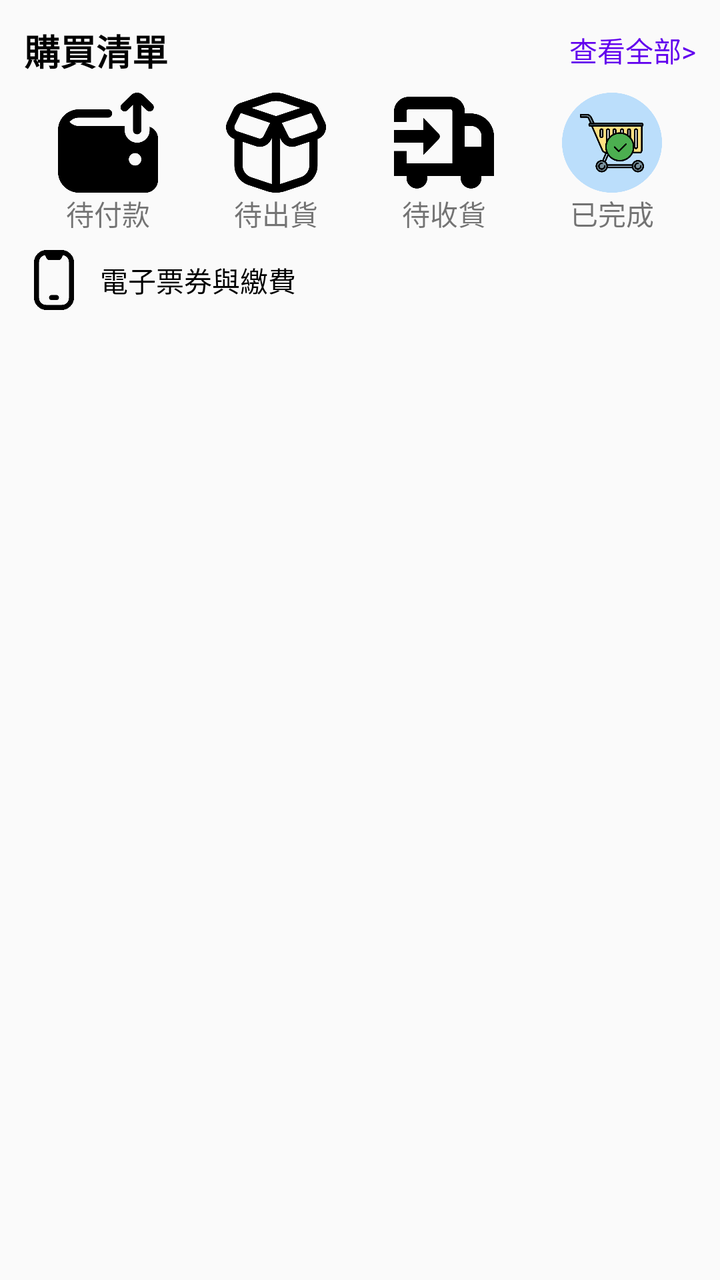
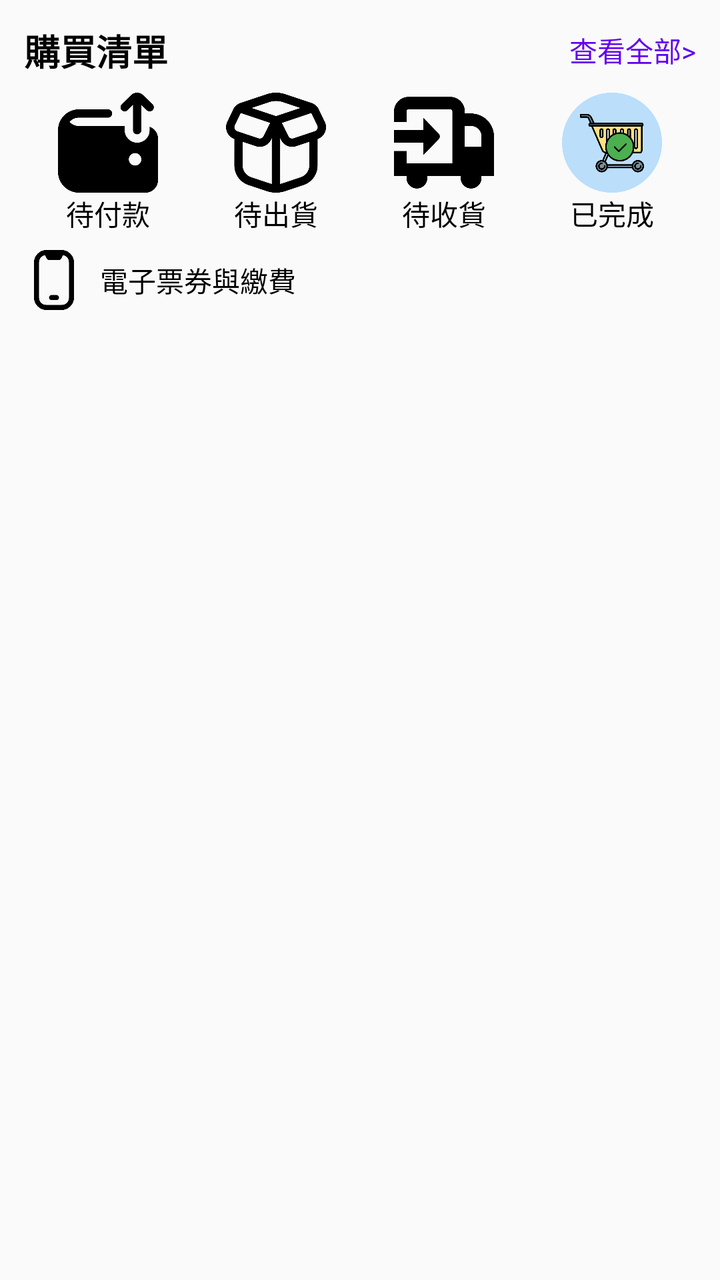

Screens rendered from an Android XML layout before and after an edit, with the pre-edit source and the edit as a unified diff.
<!-- AndroidManifest.xml: application theme Theme.Dried_shrimp -->
<!-- res/layout/section_purchase_list.xml -->
<?xml version="1.0" encoding="utf-8"?>
<androidx.constraintlayout.widget.ConstraintLayout xmlns:android="http://schemas.android.com/apk/res/android"
    xmlns:app="http://schemas.android.com/apk/res-auto"
    android:id="@+id/main"
    android:layout_width="match_parent"
    android:layout_height="match_parent">


    <LinearLayout
        android:layout_width="match_parent"
        android:layout_height="wrap_content"
        android:orientation="vertical"
        android:padding="12dp"
        app:layout_constraintEnd_toEndOf="parent"
        app:layout_constraintStart_toStartOf="parent"
        app:layout_constraintTop_toTopOf="parent">

        <LinearLayout
            android:layout_width="match_parent"
            android:layout_height="wrap_content"
            android:gravity="center_vertical"
            android:orientation="horizontal">

            <TextView
                android:id="@+id/tvPurchase_list"
                android:layout_width="0dp"
                android:layout_height="wrap_content"
                android:layout_weight="1"
                android:text="購買清單"
                android:textColor="@color/black"
                android:textSize="18sp"
                android:textStyle="bold" />

            <TextView
                android:id="@+id/tvseeall1"
                android:layout_width="wrap_content"
                android:layout_height="wrap_content"
                android:text="@string/SeeAll"
                android:textColor="@color/purple_500" />
        </LinearLayout>

        
        <LinearLayout
            android:layout_width="match_parent"
            android:layout_height="wrap_content"
            android:layout_marginTop="8dp"
            android:orientation="horizontal">

            <LinearLayout
                android:layout_width="0dp"
                android:layout_height="wrap_content"
                android:layout_weight="1"
                android:gravity="center"
                android:orientation="vertical">

                <ImageView
                    android:id="@+id/img_payment"
                    android:layout_width="50dp"
                    android:layout_height="50dp"
                    app:srcCompat="@drawable/payment" />

                <TextView
                    android:id="@+id/textView3"
                    android:layout_width="wrap_content"
                    android:layout_height="wrap_content"
                    android:gravity="center"
                    android:text="@string/payment" />
            </LinearLayout>

            <LinearLayout
                android:layout_width="0dp"
                android:layout_height="wrap_content"
                android:layout_weight="1"
                android:gravity="center"
                android:orientation="vertical">

                <ImageView
                    android:id="@+id/img_pending_shipment"
                    android:layout_width="50dp"
                    android:layout_height="50dp"
                    app:srcCompat="@drawable/pending_shipment" />

                <TextView
                    android:id="@+id/textView4"
                    android:layout_width="wrap_content"
                    android:layout_height="wrap_content"
                    android:gravity="center"
                    android:text="@string/pending_shipment" />
            </LinearLayout>

            <LinearLayout
                android:layout_width="0dp"
                android:layout_height="wrap_content"
                android:layout_weight="1"
                android:gravity="center"
                android:orientation="vertical">

                <ImageView
                    android:id="@+id/img_receiving"
                    android:layout_width="50dp"
                    android:layout_height="50dp"
                    app:srcCompat="@drawable/receiving" />

                <TextView
                    android:id="@+id/textView5"
                    android:layout_width="wrap_content"
                    android:layout_height="wrap_content"
                    android:gravity="center"
                    android:text="@string/receiving" />
            </LinearLayout>

            <LinearLayout
                android:layout_width="0dp"
                android:layout_height="wrap_content"
                android:layout_weight="1"
                android:gravity="center"
                android:orientation="vertical">

                <ImageView
                    android:id="@+id/img_shopping_completed"
                    android:layout_width="50dp"
                    android:layout_height="50dp"
                    app:srcCompat="@drawable/shopping_completed" />

                <TextView
                    android:id="@+id/textView6"
                    android:layout_width="wrap_content"
                    android:layout_height="wrap_content"
                    android:gravity="center"
                    android:text="@string/shopping_completed" />
            </LinearLayout>
        </LinearLayout>

        
        <LinearLayout
            android:layout_width="match_parent"
            android:layout_height="wrap_content"
            android:layout_marginTop="8dp"
            android:gravity="center_vertical"
            android:orientation="horizontal">

            <ImageView
                android:id="@+id/img_tvETickets"
                android:layout_width="30dp"
                android:layout_height="30dp"
                app:srcCompat="@drawable/phone" />

            <TextView
                android:id="@+id/tvETickets"
                android:layout_width="wrap_content"
                android:layout_height="wrap_content"
                android:layout_marginStart="8dp"
                android:text="@string/電子票券與繳費"
                android:textColor="@color/black" />
        </LinearLayout>
    </LinearLayout>
</androidx.constraintlayout.widget.ConstraintLayout>
<!-- resources referenced by this layout -->
<resources>
  <color name="black">#000000</color>
  <color name="purple_500">#6200EE</color>
  <!-- drawable payment: png bitmap (drawable, 10126 bytes) -->
  <!-- drawable pending_shipment: png bitmap (drawable, 14471 bytes) -->
  <!-- drawable phone: png bitmap (drawable, 8518 bytes) -->
  <!-- drawable receiving: png bitmap (drawable, 8499 bytes) -->
  <!-- drawable shopping_completed: png bitmap (drawable, 34870 bytes) -->
  <string name="SeeAll">查看全部&gt;</string>
  <string name="payment">待付款</string>
  <string name="pending_shipment">待出貨</string>
  <string name="receiving">待收貨</string>
  <string name="shopping_completed">已完成</string>
  <style name="Theme.Dried_shrimp" parent="Base.Theme.Dried_shrimp" />
  <style name="Base.Theme.Dried_shrimp" parent="Theme.MaterialComponents.DayNight.NoActionBar.Bridge">
          
          
      </style>
</resources>

<!-- the commit's change to res/layout/section_purchase_list.xml (unified diff, before → after) -->
@@ -64,6 +64,7 @@
                     android:layout_width="wrap_content"
                     android:layout_height="wrap_content"
                     android:gravity="center"
+                    android:textColor="@color/black"
                     android:text="@string/payment" />
             </LinearLayout>
 
@@ -85,6 +86,7 @@
                     android:layout_width="wrap_content"
                     android:layout_height="wrap_content"
                     android:gravity="center"
+                    android:textColor="@color/black"
                     android:text="@string/pending_shipment" />
             </LinearLayout>
 
@@ -106,6 +108,7 @@
                     android:layout_width="wrap_content"
                     android:layout_height="wrap_content"
                     android:gravity="center"
+                    android:textColor="@color/black"
                     android:text="@string/receiving" />
             </LinearLayout>
 
@@ -127,6 +130,7 @@
                     android:layout_width="wrap_content"
                     android:layout_height="wrap_content"
                     android:gravity="center"
+                    android:textColor="@color/black"
                     android:text="@string/shopping_completed" />
             </LinearLayout>
         </LinearLayout>
